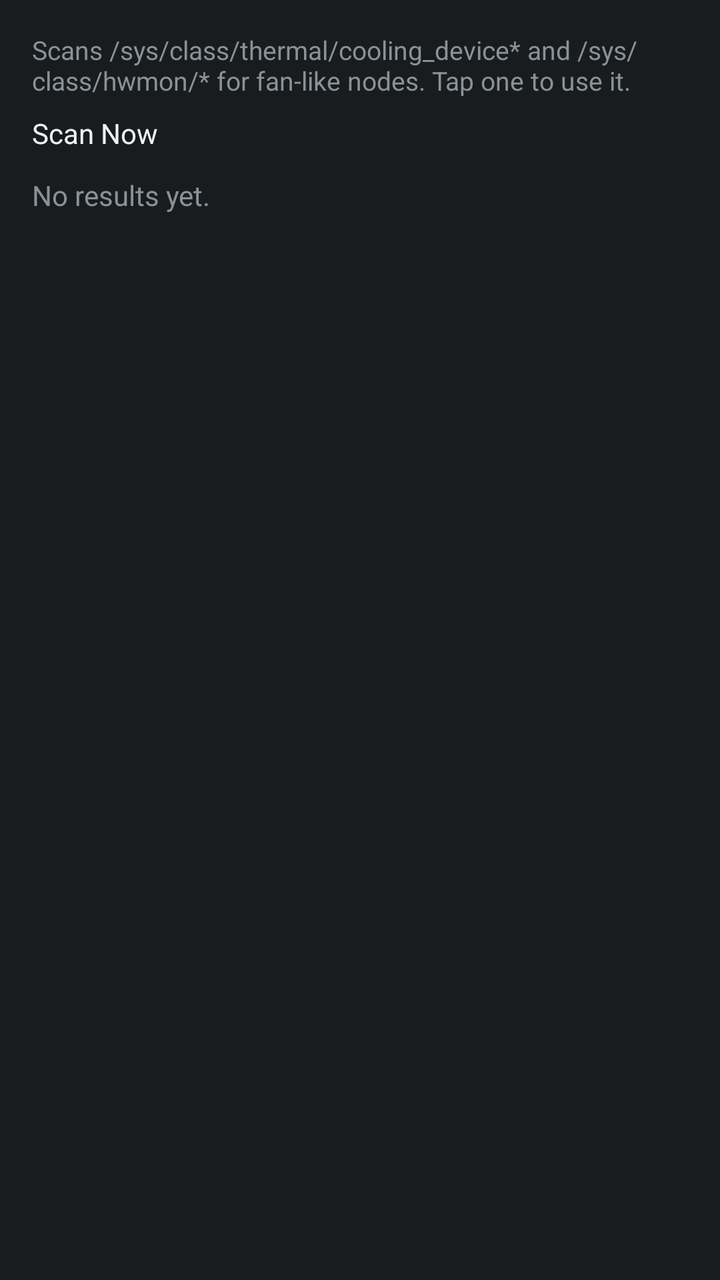
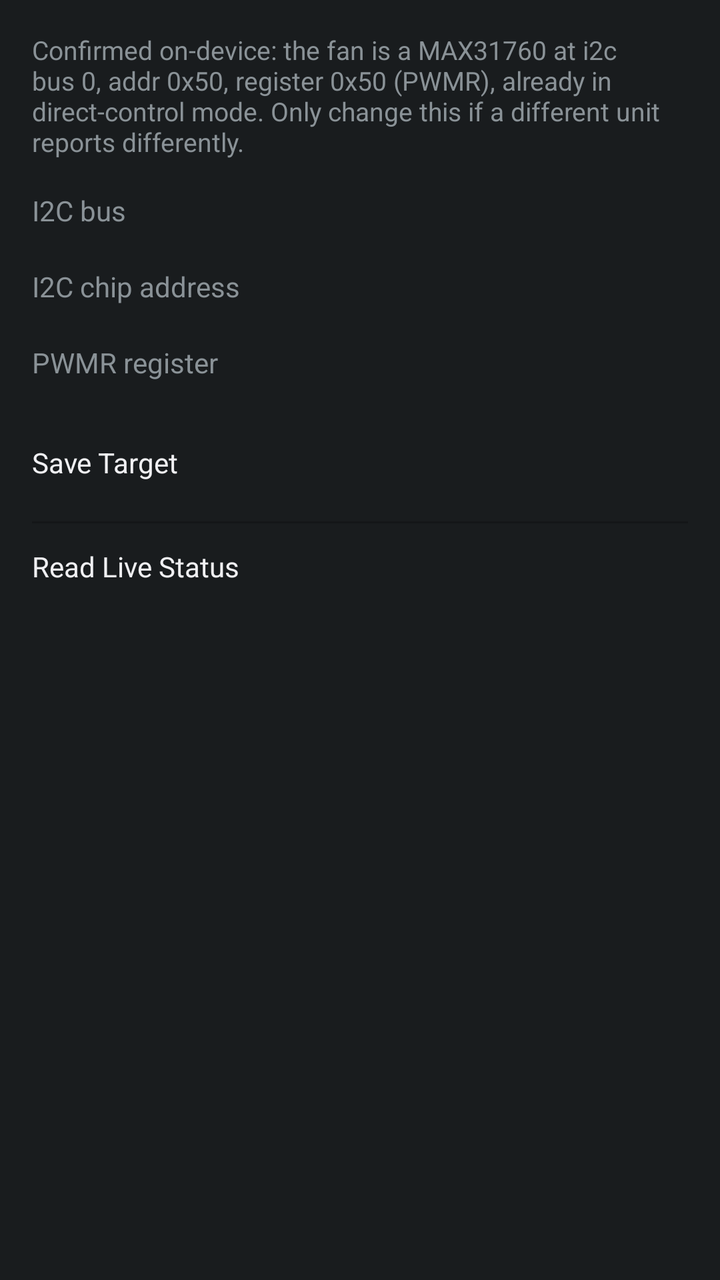

Compare the two renders of this Android layout. The source of the first and the diff that turns it into the second are given below.
<!-- AndroidManifest.xml: application theme android:Theme.DeviceDefault -->
<!-- res/layout/activity_discovery.xml -->
<?xml version="1.0" encoding="utf-8"?>
<LinearLayout xmlns:android="http://schemas.android.com/apk/res/android"
    android:layout_width="match_parent"
    android:layout_height="match_parent"
    android:orientation="vertical"
    android:padding="16dp">

    <TextView
        android:layout_width="match_parent"
        android:layout_height="wrap_content"
        android:text="Scans /sys/class/thermal/cooling_device* and /sys/class/hwmon/* for fan-like nodes. Tap one to use it."
        android:textSize="13sp"
        android:layout_marginBottom="8dp" />

    <Button
        android:id="@+id/scan_button"
        android:layout_width="wrap_content"
        android:layout_height="wrap_content"
        android:text="Scan Now" />

    <TextView
        android:id="@+id/empty_view"
        android:layout_width="match_parent"
        android:layout_height="wrap_content"
        android:layout_marginTop="12dp"
        android:text="No results yet." />

    <ListView
        android:id="@+id/node_list"
        android:layout_width="match_parent"
        android:layout_height="0dp"
        android:layout_weight="1"
        android:layout_marginTop="8dp" />

</LinearLayout>
<!-- resources referenced by this layout -->
<resources>

</resources>

<!-- the commit's change to res/layout/activity_discovery.xml (unified diff, before → after) -->
@@ -1,35 +1,79 @@
 <?xml version="1.0" encoding="utf-8"?>
-<LinearLayout xmlns:android="http://schemas.android.com/apk/res/android"
+<ScrollView xmlns:android="http://schemas.android.com/apk/res/android"
     android:layout_width="match_parent"
-    android:layout_height="match_parent"
-    android:orientation="vertical"
-    android:padding="16dp">
+    android:layout_height="match_parent">
 
-    <TextView
+    <LinearLayout
         android:layout_width="match_parent"
         android:layout_height="wrap_content"
-        android:text="Scans /sys/class/thermal/cooling_device* and /sys/class/hwmon/* for fan-like nodes. Tap one to use it."
-        android:textSize="13sp"
-        android:layout_marginBottom="8dp" />
+        android:orientation="vertical"
+        android:padding="16dp">
 
-    <Button
-        android:id="@+id/scan_button"
-        android:layout_width="wrap_content"
-        android:layout_height="wrap_content"
-        android:text="Scan Now" />
+        <TextView
+            android:layout_width="match_parent"
+            android:layout_height="wrap_content"
+            android:text="Confirmed on-device: the fan is a MAX31760 at i2c bus 0, addr 0x50, register 0x50 (PWMR), already in direct-control mode. Only change this if a different unit reports differently."
+            android:textSize="13sp"
+            android:layout_marginBottom="16dp" />
 
-    <TextView
-        android:id="@+id/empty_view"
-        android:layout_width="match_parent"
-        android:layout_height="wrap_content"
-        android:layout_marginTop="12dp"
-        android:text="No results yet." />
+        <TextView
+            android:layout_width="wrap_content"
+            android:layout_height="wrap_content"
+            android:text="I2C bus" />
+        <EditText
+            android:id="@+id/bus_input"
+            android:layout_width="match_parent"
+            android:layout_height="wrap_content"
+            android:inputType="number" />
 
-    <ListView
-        android:id="@+id/node_list"
-        android:layout_width="match_parent"
-        android:layout_height="0dp"
-        android:layout_weight="1"
-        android:layout_marginTop="8dp" />
+        <TextView
+            android:layout_width="wrap_content"
+            android:layout_height="wrap_content"
+            android:text="I2C chip address" />
+        <EditText
+            android:id="@+id/addr_input"
+            android:layout_width="match_parent"
+            android:layout_height="wrap_content"
+            android:inputType="text" />
 
-</LinearLayout>
+        <TextView
+            android:layout_width="wrap_content"
+            android:layout_height="wrap_content"
+            android:text="PWMR register" />
+        <EditText
+            android:id="@+id/reg_input"
+            android:layout_width="match_parent"
+            android:layout_height="wrap_content"
+            android:inputType="text" />
+
+        <Button
+            android:id="@+id/save_button"
+            android:layout_width="wrap_content"
+            android:layout_height="wrap_content"
+            android:layout_marginTop="12dp"
+            android:text="Save Target" />
+
+        <View
+            android:layout_width="match_parent"
+            android:layout_height="1dp"
+            android:layout_marginTop="20dp"
+            android:layout_marginBottom="12dp"
+            android:background="#33000000" />
+
+        <Button
+            android:id="@+id/refresh_button"
+            android:layout_width="wrap_content"
+            android:layout_height="wrap_content"
+            android:text="Read Live Status" />
+
+        <TextView
+            android:id="@+id/status_view"
+            android:layout_width="match_parent"
+            android:layout_height="wrap_content"
+            android:layout_marginTop="8dp"
+            android:fontFamily="monospace"
+            android:text="" />
+
+    </LinearLayout>
+
+</ScrollView>
